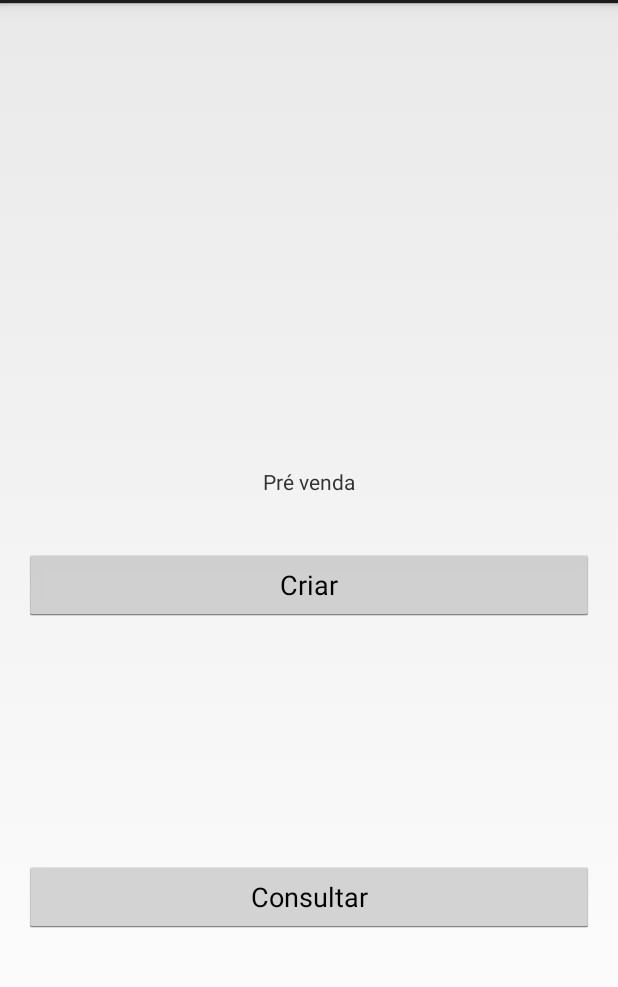
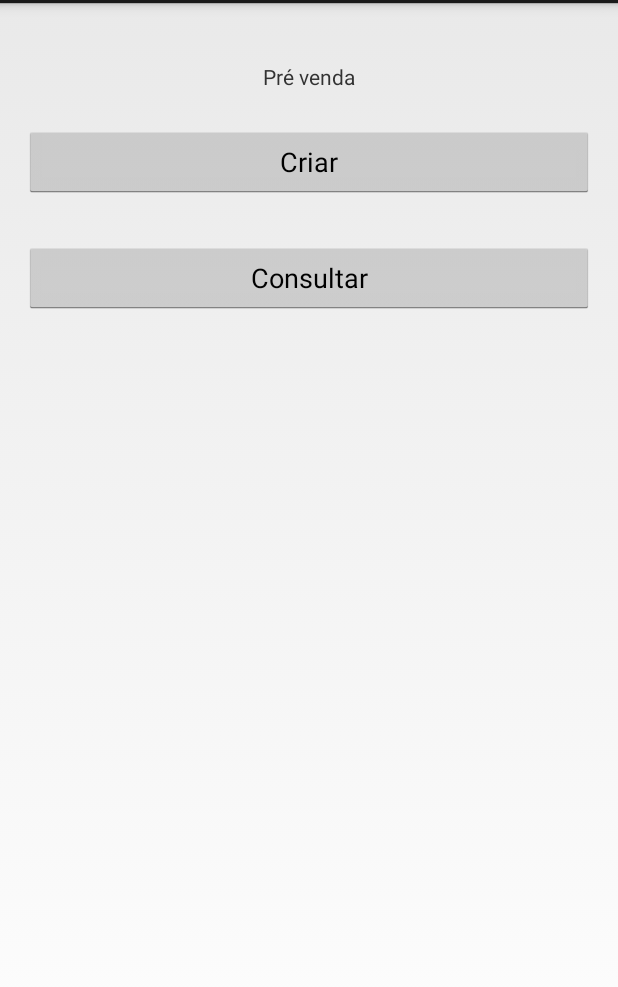
Before and after one commit to apwinterjr/AlugueService_Android, an Android app: the layout activity_pre_aluguel_menu.xml on its own in the app's theme, with its tools: preview values and no code run, on a phone screen of 412 x 824 dp, the part 69-1056 px from its top. Run offline under Robolectric (Android 15) with nearby library versions, the phone set to English and light mode, and no system bars.

Commit message:
Corrigido layout menu de produto e de pre-aluguel.

```diff
--- a/AS_Android/app/src/main/res/layout/activity_pre_aluguel_menu.xml
+++ b/AS_Android/app/src/main/res/layout/activity_pre_aluguel_menu.xml
@@ -14,29 +14,30 @@
         android:text="Consultar"
         android:layout_width="match_parent"
         android:layout_height="wrap_content"
-        android:layout_marginBottom="140dp"
+        android:layout_marginTop="29dp"
         android:id="@+id/btnConsultarPreVenda"
-        android:layout_alignParentBottom="true"
         android:onClick="entrarConsultarPreAluguel"
-        android:layout_alignParentEnd="true" />
+        android:layout_below="@+id/btnCriarPreVenda"
+        android:layout_alignParentStart="true" />
 
     <TextView
         android:text="Pré venda"
         android:layout_width="wrap_content"
         android:layout_height="wrap_content"
-        android:layout_above="@+id/btnCriarPreVenda"
+        android:id="@+id/textView4"
+        android:layout_below="@+id/imageView4"
         android:layout_centerHorizontal="true"
-        android:layout_marginBottom="35dp"
-        android:id="@+id/textView4" />
+        android:layout_marginTop="23dp" />
 
     <Button
         android:text="Criar"
         android:layout_width="match_parent"
         android:layout_height="wrap_content"
         android:id="@+id/btnCriarPreVenda"
-        android:layout_centerVertical="true"
         android:onClick="entrarCriarPreAluguel"
-        android:layout_alignParentStart="true" />
+        android:layout_below="@+id/textView4"
+        android:layout_alignParentStart="true"
+        android:layout_marginTop="23dp" />
 
     <ImageView
         android:id="@+id/imageView4"
```
Also changed, not shown: AS_Android/app/src/main/res/layout/activity_produto_menu.xml (+6 -6 lines).
